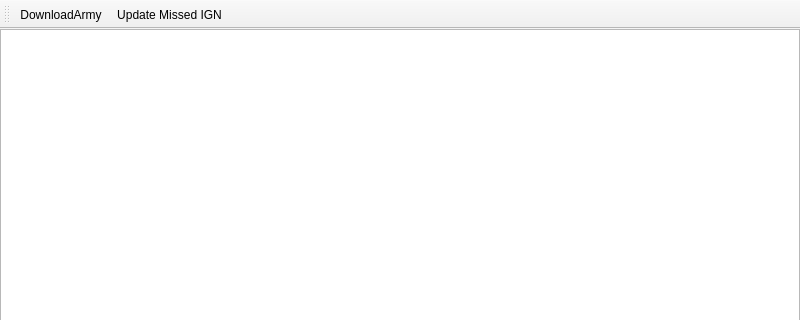
The window that tabs/armypool.ui (yhuiyang/castleage) describes before a commit, drawn with Qt 5; both pictures show x 0 to 800 and y 0 to 320 of the 800 by 600 pixel window.
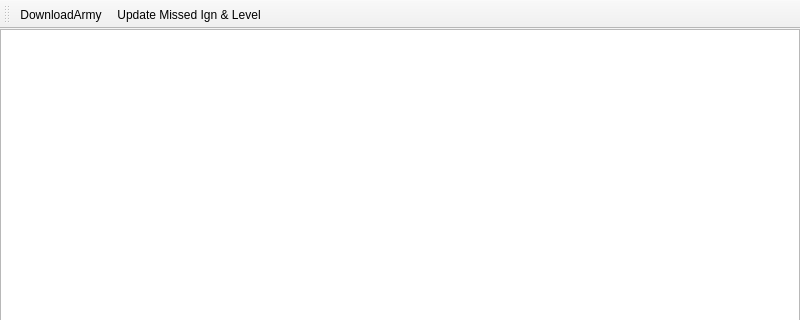
The same window after the commit.

Patch:
```diff
--- a/tabs/armypool.ui
+++ b/tabs/armypool.ui
@@ -58,19 +58,19 @@
     <bool>false</bool>
    </attribute>
    <addaction name="actionDownloadArmy"/>
-   <addaction name="actionUpdateIGN"/>
+   <addaction name="actionUpdateIgnLvl"/>
   </widget>
   <action name="actionDownloadArmy">
    <property name="text">
     <string>DownloadArmy</string>
    </property>
   </action>
-  <action name="actionUpdateIGN">
+  <action name="actionUpdateIgnLvl">
    <property name="text">
-    <string>Update Missed IGN</string>
+    <string>Update Missed Ign &amp;&amp; Level</string>
    </property>
    <property name="toolTip">
-    <string>Update missed ign</string>
+    <string>Update missed ign &amp; lvl</string>
    </property>
   </action>
  </widget>
```
